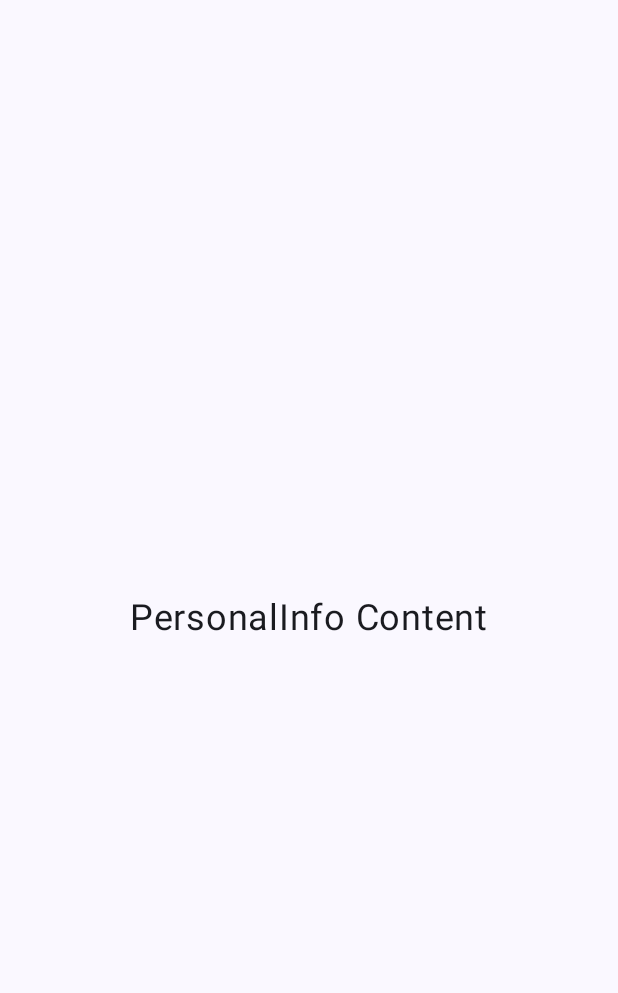
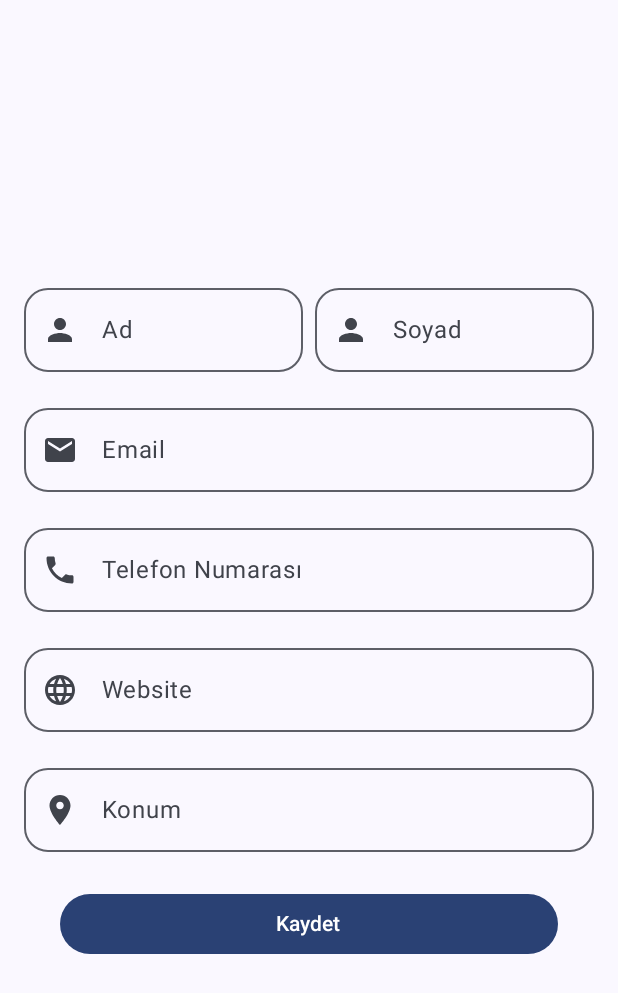
Before and after one commit to salihakbass/CvMaker, an Android app built with Jetpack Compose: the PersonalInfo screen opened through its navigation route, on a phone screen of 412 x 824 dp. Shown: the top 993 px of the screen. Run offline under Robolectric (Android 15) with nearby library versions, the phone set to English and light mode, and no system bars; our stand-ins replace Dagger/Hilt's generated code.

Commit message:
Added textFields, uiActions and uiStates

```diff
--- a/app/src/main/java/com/salihakbas/cvmaker/ui/personalinfo/PersonalInfoContract.kt
+++ b/app/src/main/java/com/salihakbas/cvmaker/ui/personalinfo/PersonalInfoContract.kt
@@ -4,9 +4,22 @@ object PersonalInfoContract {
     data class UiState(
         val isLoading: Boolean = false,
         val list: List<String> = emptyList(),
+        val name: String = "",
+        val surname: String = "",
+        val email: String = "",
+        val phoneNumber: String = "",
+        val website: String = "",
+        val location: String = ""
     )
 
-    sealed class UiAction
+    sealed class UiAction {
+        data class NameChanged(val name: String) : UiAction()
+        data class SurnameChanged(val surname: String) : UiAction()
+        data class EmailChanged(val email: String) : UiAction()
+        data class PhoneNumberChanged(val phoneNumber: String) : UiAction()
+        data class WebsiteChanged(val website: String) : UiAction()
+        data class LocationChanged(val location: String) : UiAction()
+    }
 
     sealed class UiEffect
 }
--- a/app/src/main/java/com/salihakbas/cvmaker/ui/personalinfo/PersonalInfoScreen.kt
+++ b/app/src/main/java/com/salihakbas/cvmaker/ui/personalinfo/PersonalInfoScreen.kt
@@ -1,14 +1,26 @@
 package com.salihakbas.cvmaker.ui.personalinfo
 
-import androidx.compose.foundation.layout.Box
+import androidx.compose.foundation.layout.Arrangement
+import androidx.compose.foundation.layout.Column
+import androidx.compose.foundation.layout.Row
+import androidx.compose.foundation.layout.Spacer
 import androidx.compose.foundation.layout.fillMaxSize
+import androidx.compose.foundation.layout.fillMaxWidth
+import androidx.compose.foundation.layout.height
+import androidx.compose.foundation.layout.padding
+import androidx.compose.foundation.shape.RoundedCornerShape
+import androidx.compose.material3.Button
+import androidx.compose.material3.Icon
+import androidx.compose.material3.OutlinedTextField
 import androidx.compose.material3.Text
 import androidx.compose.runtime.Composable
 import androidx.compose.ui.Alignment
 import androidx.compose.ui.Modifier
+import androidx.compose.ui.res.painterResource
 import androidx.compose.ui.tooling.preview.Preview
 import androidx.compose.ui.tooling.preview.PreviewParameter
-import androidx.compose.ui.unit.sp
+import androidx.compose.ui.unit.dp
+import com.salihakbas.cvmaker.R
 import com.salihakbas.cvmaker.ui.components.EmptyScreen
 import com.salihakbas.cvmaker.ui.components.LoadingBar
 import com.salihakbas.cvmaker.ui.personalinfo.PersonalInfoContract.UiAction
@@ -26,21 +38,136 @@ fun PersonalInfoScreen(
     when {
         uiState.isLoading -> LoadingBar()
         uiState.list.isNotEmpty() -> EmptyScreen()
-        else -> PersonalInfoContent()
+        else -> PersonalInfoContent(
+            uiState = uiState,
+            onAction = onAction
+        )
     }
 }
 
 @Composable
-fun PersonalInfoContent() {
-    Box(
-        modifier = Modifier.fillMaxSize(),
-        contentAlignment = Alignment.Center,
+fun PersonalInfoContent(
+    uiState: UiState,
+    onAction: (UiAction) -> Unit
+) {
+    Column(
+        modifier = Modifier
+            .fillMaxSize()
+            .padding(16.dp),
+        verticalArrangement = Arrangement.Center,
+        horizontalAlignment = Alignment.CenterHorizontally
     ) {
-        Text(
-            text = "PersonalInfo Content",
-            fontSize = 24.sp,
+        Row(
+            modifier = Modifier.fillMaxWidth(),
+            horizontalArrangement = Arrangement.spacedBy(8.dp)
+        ) {
+            PersonalInfoTextField(
+                value = uiState.name,
+                onValueChange = { onAction(UiAction.NameChanged(it)) },
+                labelText = "Ad",
+                modifier = Modifier.weight(1f),
+                leadingIcon = {
+                    Icon(
+                        painter = painterResource(R.drawable.ic_person),
+                        contentDescription = null
+                    )
+                }
+            )
+            PersonalInfoTextField(
+                value = uiState.surname,
+                onValueChange = { onAction(UiAction.SurnameChanged(it)) },
+                labelText = "Soyad",
+                modifier = Modifier.weight(1f),
+                leadingIcon = {
+                    Icon(
+                        painter = painterResource(R.drawable.ic_person),
+                        contentDescription = null
+                    )
+                }
+            )
+        }
+        Spacer(modifier = Modifier.height(16.dp))
+        PersonalInfoTextField(
+            value = uiState.email,
+            onValueChange = { onAction(UiAction.EmailChanged(it)) },
+            labelText = "Email",
+            modifier = Modifier.fillMaxWidth(),
+            leadingIcon = {
+                Icon(
+                    painter = painterResource(R.drawable.ic_email),
+                    contentDescription = null
+                )
+            }
         )
+        Spacer(modifier = Modifier.height(16.dp))
+        PersonalInfoTextField(
+            value = uiState.phoneNumber,
+            onValueChange = { onAction(UiAction.PhoneNumberChanged(it)) },
+            labelText = "Telefon Numarası",
+            modifier = Modifier.fillMaxWidth(),
+            leadingIcon = {
+                Icon(
+                    painter = painterResource(R.drawable.ic_phone),
+                    contentDescription = null
+                )
+            }
+        )
+        Spacer(modifier = Modifier.height(16.dp))
+        PersonalInfoTextField(
+            value = uiState.website,
+            onValueChange = { onAction(UiAction.WebsiteChanged(it)) },
+            labelText = "Website",
+            modifier = Modifier.fillMaxWidth(),
+            leadingIcon = {
+                Icon(
+                    painter = painterResource(R.drawable.ic_language),
+                    contentDescription = null
+                )
+            }
+        )
+        Spacer(modifier = Modifier.height(16.dp))
+        PersonalInfoTextField(
+            value = uiState.location,
+            onValueChange = { onAction(UiAction.LocationChanged(it)) },
+            labelText = "Konum",
+            modifier = Modifier.fillMaxWidth(),
+            leadingIcon = {
+                Icon(
+                    painter = painterResource(R.drawable.ic_location),
+                    contentDescription = null
+                )
+            }
+        )
+        Spacer(modifier = Modifier.height(24.dp))
+        Button(
+            onClick = {},
+            modifier = Modifier
+                .fillMaxWidth()
+                .padding(horizontal = 24.dp)
+        ) {
+            Text(
+                text = "Kaydet"
+            )
+        }
     }
+}
+
+@Composable
+fun PersonalInfoTextField(
+    value: String,
+    onValueChange: (String) -> Unit,
+    labelText: String,
+    modifier: Modifier,
+    leadingIcon: @Composable (() -> Unit)? = null
+) {
+    OutlinedTextField(
+        value = value,
+        onValueChange = onValueChange,
+        label = { Text(text = labelText) },
+        modifier = modifier,
+        leadingIcon = leadingIcon,
+        shape = RoundedCornerShape(16.dp)
+    )
 }
 
 @Preview(showBackground = true)
--- a/app/src/main/java/com/salihakbas/cvmaker/ui/personalinfo/PersonalInfoViewModel.kt
+++ b/app/src/main/java/com/salihakbas/cvmaker/ui/personalinfo/PersonalInfoViewModel.kt
@@ -24,6 +24,14 @@ class PersonalInfoViewModel @Inject constructor() : ViewModel() {
     val uiEffect: Flow<UiEffect> by lazy { _uiEffect.receiveAsFlow() }
 
     fun onAction(uiAction: UiAction) {
+        when(uiAction) {
+            is UiAction.NameChanged -> updateUiState { copy(name = uiAction.name) }
+            is UiAction.SurnameChanged -> updateUiState { copy(surname = uiAction.surname) }
+            is UiAction.EmailChanged -> updateUiState { copy(email = uiAction.email) }
+            is UiAction.PhoneNumberChanged -> updateUiState { copy(phoneNumber = uiAction.phoneNumber) }
+            is UiAction.WebsiteChanged -> updateUiState { copy(website = uiAction.website) }
+            is UiAction.LocationChanged -> updateUiState { copy(location = uiAction.location) }
+        }
     }
 
     private fun updateUiState(block: UiState.() -> UiState) {
```
